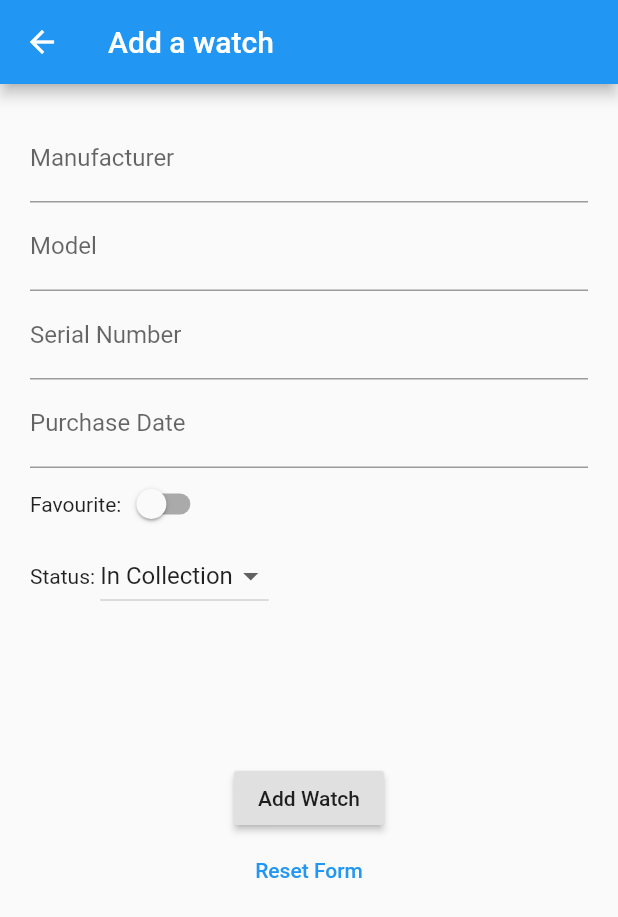
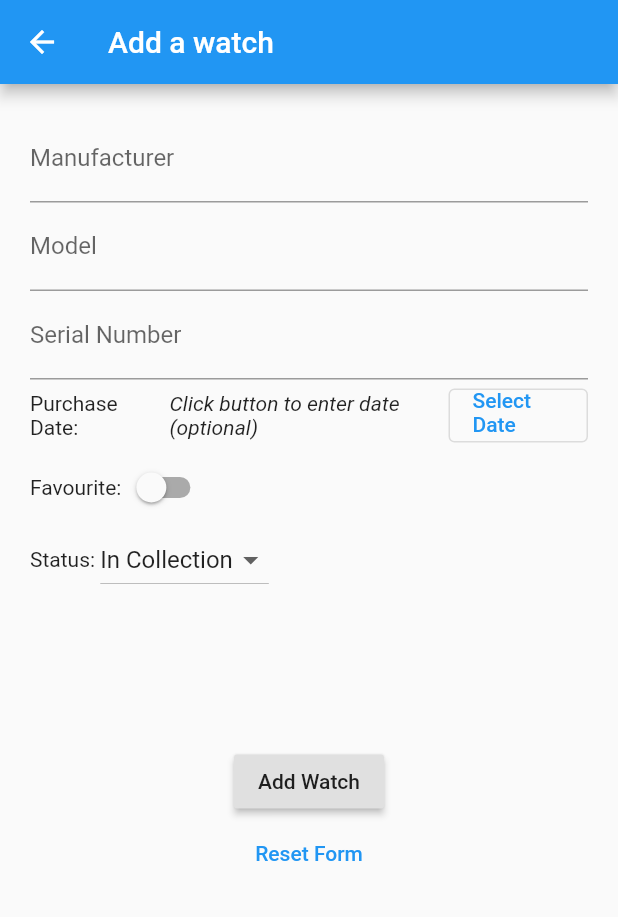
Before and after one commit to Stif-UK/WristCheck, a Flutter app: the AddWatch screen opened directly, on a phone screen of 412 x 824 dp. Shown: the top 917 px of the screen. Run offline on Flutter 3.47's test engine with Material 2 defaults, Android fonts, the phone set to English and light mode, and no system bars; our stand-ins replace get, hive, hive_flutter; accounts and stored records are empty.

Commit message:
Added date picker for purchase date

```diff
--- a/lib/ui/add_watch_widget.dart
+++ b/lib/ui/add_watch_widget.dart
@@ -4,6 +4,7 @@ import 'package:hive/hive.dart';
 import 'package:hive_flutter/hive_flutter.dart';
 import 'package:wristcheck/model/watches.dart';
 import 'package:wristcheck/boxes.dart';
+import 'package:intl/intl.dart';
 
 
 class AddWatch extends StatefulWidget {
@@ -72,18 +73,47 @@ class _AddWatchState extends State<AddWatch> {
   }
 
   Widget _buildPurchaseDateField(){
-    return InputDatePickerFormField(
-      firstDate: DateTime(1900),
-      lastDate: DateTime(2050),
-      fieldLabelText: "Purchase Date",
-      errorFormatText: "Please re-enter date in the correct format",
-    errorInvalidText: "Please enter a valid date",
-    //ToDo: needs to be updated for localised date format - seems to default to US format,
-      //ToDo: Can I make this field optional
-    keyboardType: TextInputType.datetime,
-    onDateSaved: (DateTime? value){
-        _purchaseDate = value;
-    },);
+    return Row(
+      mainAxisAlignment: MainAxisAlignment.start,
+      children: [
+        Expanded(
+          flex: 3,
+          child: Text("Purchase Date:"),
+        ),
+        // SizedBox(width: 1.0,),
+        Expanded(
+            flex: 6,
+            child: _purchaseDate == null ? Text("Click button to enter date (optional)",
+            style: TextStyle(fontStyle: FontStyle.italic),) :Text("${DateFormat.yMMMd().format(_purchaseDate!)}"),
+    ),
+
+
+        // SizedBox(width: 1.0,),
+        Expanded(
+        flex: 3,
+        child: OutlinedButton(
+          style: ButtonStyle(alignment: Alignment.topCenter, ),
+
+            onPressed: () async {
+            DateTime? pDate = await showDatePicker(
+                  context: context,
+                  initialDate: DateTime.now(),
+                  firstDate: DateTime(1900),
+                lastDate: DateTime(2100));
+                //if cancelled then date == null
+                if(pDate == null) return;
+                //if ok then set the value
+                // _purchaseDate = purchaseDate;
+                setState(() {
+                  _purchaseDate = pDate;
+                });
+                },
+            child: Text("Select Date")),
+        ),
+
+
+      ],
+    );
   }
 
   Widget _buildFavouriteRow(){
--- a/pubspec.yaml
+++ b/pubspec.yaml
@@ -41,6 +41,7 @@ dependencies:
   hive_generator: ^1.1.3
   build_runner: ^2.2.0
   provider: ^6.0.3
+  intl: ^0.17.0
 
 dev_dependencies:
   flutter_test:
```
Also changed, not shown: pubspec.lock.
